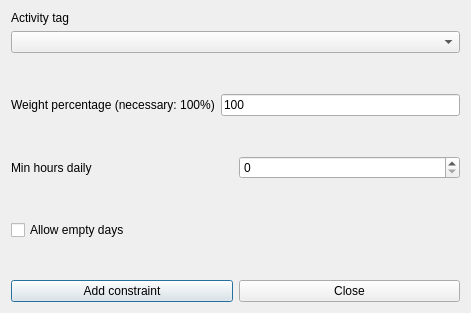
Qt form fet/src/interface/addconstraintteachersactivitytagminhoursdailyform_template.ui (vonmecheln/fet) before a commit.
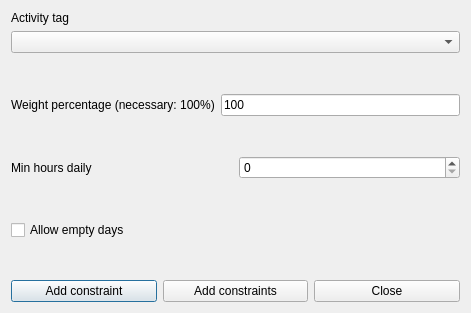
The same form after that commit.

The edit to the form file:
```diff
--- a/fet/src/interface/addconstraintteachersactivitytagminhoursdailyform_template.ui
+++ b/fet/src/interface/addconstraintteachersactivitytagminhoursdailyform_template.ui
@@ -168,6 +168,13 @@
        </property>
       </widget>
      </item>
+     <item>
+      <widget class="QPushButton" name="addConstraintsPushButton">
+       <property name="text">
+        <string>Add constraints</string>
+       </property>
+      </widget>
+     </item>
      <item>
       <widget class="QPushButton" name="closePushButton">
        <property name="text">
```
